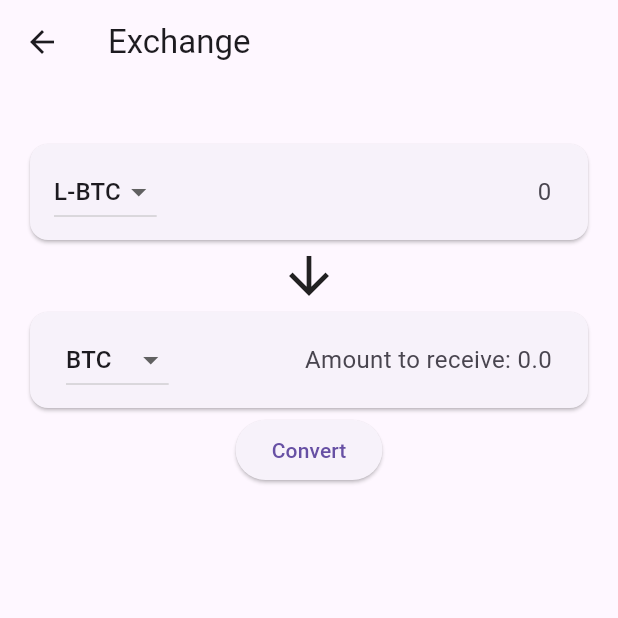
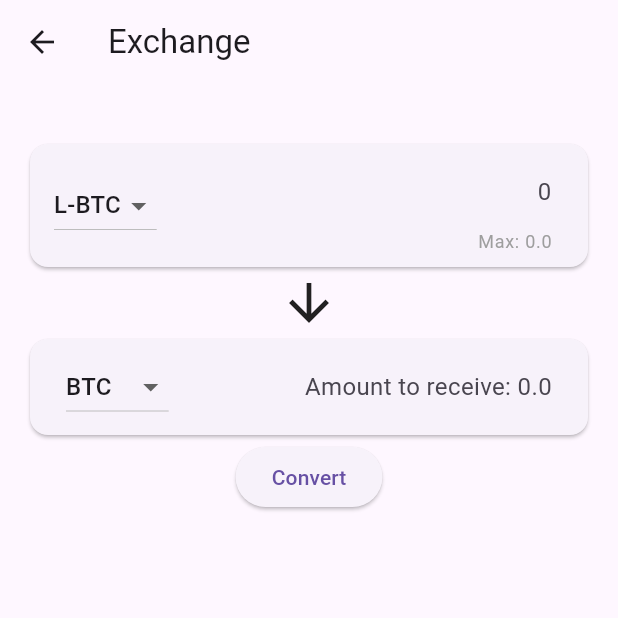
Before and after one commit to Satsails/Satsails, a Flutter app: the Exchange screen opened by its route, on a phone screen of 412 x 824 dp, the top half of it. Run offline on Flutter 3.47's test engine with Material 3 defaults, Android fonts, the phone set to English and light mode, and no system bars; our stand-ins replace flutter_secure_storage, local_auth, pin_code_fields, shared_preferences, webview_flutter; missing offline and left inert: animate_gradient; accounts and stored records are empty.

Commit message:
basic exhange values conversion for peg

```diff
--- a/lib/pages/exchange/exchange.dart
+++ b/lib/pages/exchange/exchange.dart
@@ -1,3 +1,4 @@
+import 'package:flutter/cupertino.dart';
 import 'package:flutter/material.dart';
 import 'package:flutter/services.dart';
 import '../../../helpers/wallet_strategy.dart';
@@ -26,6 +27,12 @@ class _ExchangeState extends State<Exchange> {
   @override
   void initState() {
     super.initState();
+  }
+
+  @override
+  void dispose() {
+    amountController.dispose();
+    super.dispose();
   }
 
   void checkMaxAmount(String asset, BuildContext context) {
@@ -92,7 +99,10 @@ class _ExchangeState extends State<Exchange> {
                     ),
                     const SizedBox(width: 8.0),
                     Expanded(
-                      child: TextField(
+                      child: Column(
+                        crossAxisAlignment: CrossAxisAlignment.start,
+                        children: [
+                          TextField(
                             controller: amountController,
                             decoration: const InputDecoration(
                               hintText: "0",
@@ -110,9 +120,10 @@ class _ExchangeState extends State<Exchange> {
                                     content: Text("Entered amount cannot be greater than $maxAmount."),
                                   ),
                                 );
-
-                            // Reset the TextFieldext to the maxAmount
                                 amountController.text = maxAmount.toString();
+                                setState(() {
+                                  sendAmount = maxAmount;
+                                });
                               } else {
                                 setState(() {
                                   sendAmount = enteredAmount;
@@ -120,7 +131,15 @@ class _ExchangeState extends State<Exchange> {
                               }
                             },
                           ),
-
+                          Align(
+                            alignment: Alignment.centerRight,
+                            child: Text(
+                              'Max: $maxAmount', // Display maxAmount
+                              style: TextStyle(fontSize: 12.0, color: Colors.grey),
+                            ),
+                          ),
+                        ],
+                      ),
                     ),
                   ],
                 ),
```
Lines whose indentation alone changed are shown as unchanged.
